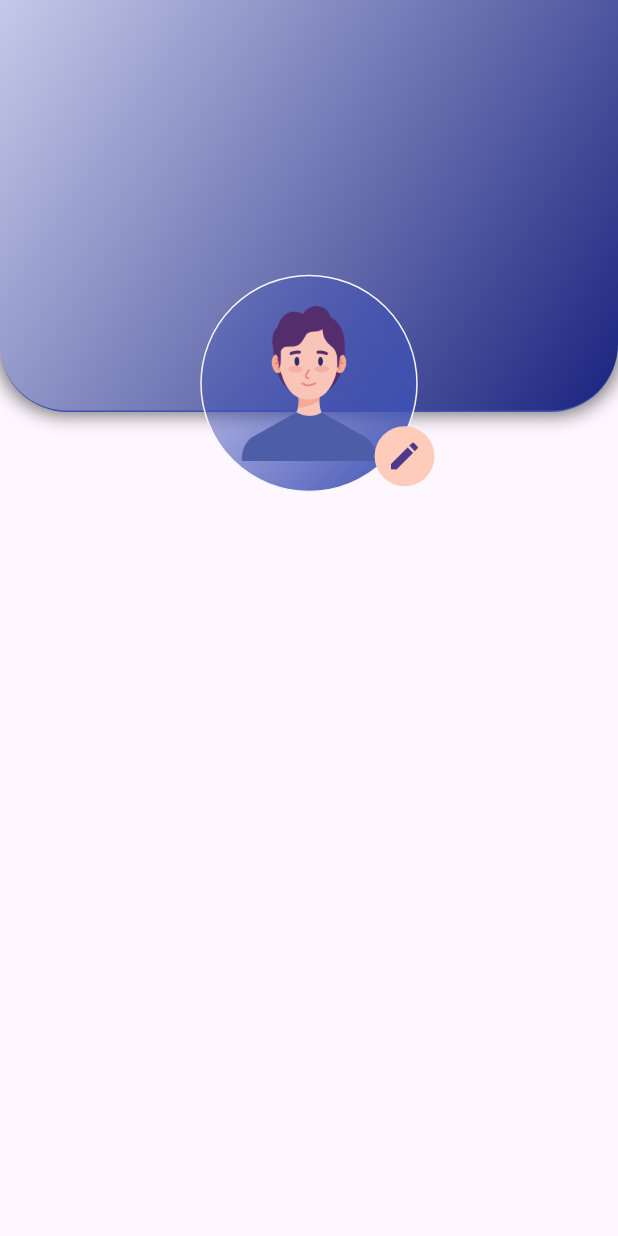
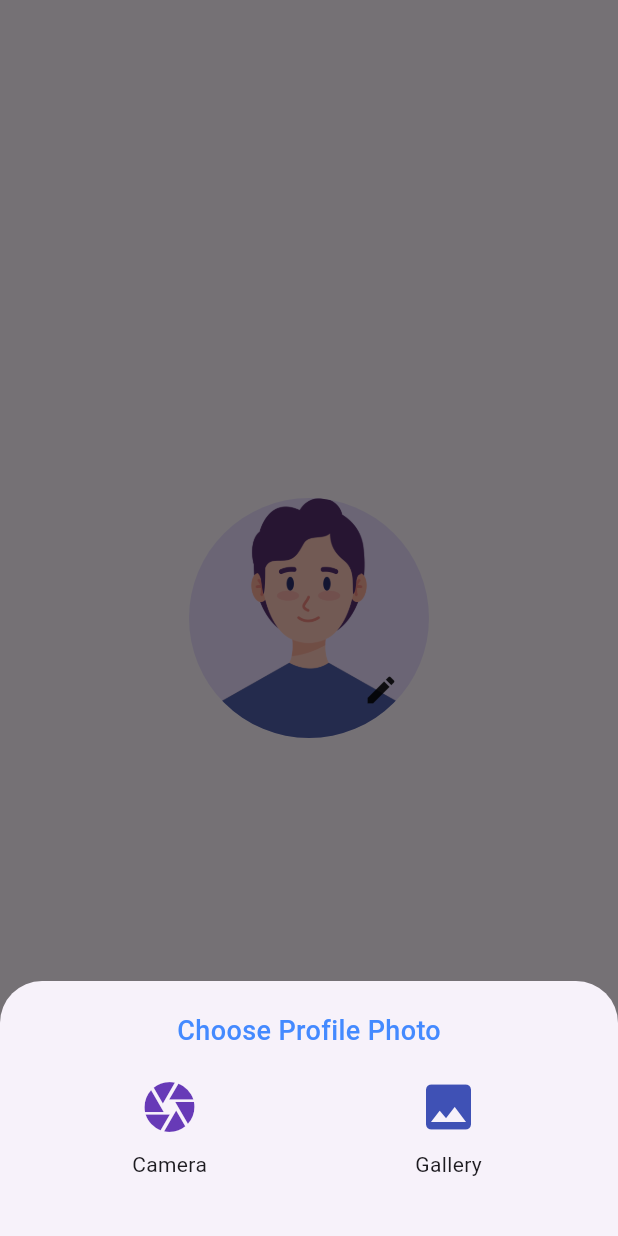
Before and after one commit to Vinesh018/PlusFitness001, a Flutter app: the PersonalDataMainShow screen opened directly, after a tap on the "edit" icon, on a phone screen of 412 x 824 dp. Run offline on Flutter 3.47's test engine with Material 3 defaults, Android fonts, the phone set to English and light mode, and no system bars; our stand-ins replace animated_splash_screen, cloud_firestore, firebase_auth, firebase_core, get, google_sign_in and 6 more; missing offline and left inert: dart:ffi, gradient_icon; accounts and stored records are empty; project files that could hold a hidden picture were left out.

```diff
--- a/lib/Bhautik/Myprofilesubpages/personaldata.dart
+++ b/lib/Bhautik/Myprofilesubpages/personaldata.dart
@@ -1,7 +1,9 @@
+import 'dart:ffi';
 import 'dart:io';
 import 'dart:ui';
 import 'package:flutter/cupertino.dart';
 import 'package:flutter/material.dart';
+import 'package:flutter/rendering.dart';
 import 'package:flutter/widgets.dart';
 import 'package:get/get.dart';
 import 'package:get/get_core/src/get_main.dart';
@@ -12,14 +14,17 @@ import 'package:image_picker/image_picker.dart';
 double screenWidth = 0;
 double screenHeight = 0;
 
+
 class PersonalDataMainShow extends StatelessWidget {
   @override
   Widget build(BuildContext context) {
     return Scaffold(
-      body: GradientContainerandimage(),
+      body: Center(child: GradientContainerandimage()),
     );
   }
 }
+
+
 
 class GradientContainerandimage extends StatefulWidget {
   @override
@@ -28,79 +33,114 @@ class GradientContainerandimage extends StatefulWidget {
 }
 
 class _GradientContainerandimageState extends State<GradientContainerandimage> {
+
+
+  PickedFile? _imageFile;
+
+  final ImagePicker picker = ImagePicker();
+
   @override
   Widget build(BuildContext context) {
+
+
+    void takephoto() async {
+      final pickedfile = await picker.pickImage(source: ImageSource.camera);
+
+      setState(() {
+        _imageFile = pickedfile as PickedFile?;
+      });
+    }
+
+    void takephotofrmgallery() async {
+      final pickedfile = await picker.pickImage(source: ImageSource.gallery);
+
+      setState(() {
+        _imageFile = pickedfile as PickedFile?;
+      });
+    }
+
+    Widget bottomSheet() {
+      return Container(
+          height: 130,
+          width: MediaQuery.of(context).size.width,
+          margin: EdgeInsets.symmetric(
+            horizontal: 20,
+            vertical: 20,
+          ),
+          child: Column(
+            children: [
+              Text("Choose Profile Photo",
+                  style: TextStyle(
+                      fontFamily: "FontMain",
+                      fontSize: 18,
+                      color: Colors.blueAccent)),
+              Padding(
+                padding: const EdgeInsets.only(top: 10),
+                child: Row(
+                  mainAxisAlignment: MainAxisAlignment.spaceAround,
+                  children: [
+                    Column(
+                      children: [
+                        IconButton(
+                          onPressed: () {
+                            takephoto();
+                          },
+                          icon: Icon(
+                            Icons.camera,
+                            size: 40,
+                            color: Colors.deepPurple,
+                          ),
+                        ),
+                        Text("Camera")
+                      ],
+                    ),
+                    Column(
+                      children: [
+                        IconButton(
+                            onPressed: () {
+                              takephotofrmgallery();
+                            },
+                            icon: Icon(
+                              Icons.image,
+                              size: 40,
+                              color: Colors.indigo,
+                            )),
+                        Text("Gallery")
+                      ],
+                    )
+                  ],
+                ),
+              )
+            ],
+          ));
+    }
+
+    Widget Imageprofile() {
+      return Stack(
+        children: [
+          CircleAvatar(
+            radius: 80,
+            backgroundImage: AssetImage("assets/images/boy.png"),
+          ),
+          Positioned(
+              bottom: 20,
+              right: 20,
+              child: InkWell(
+                  onTap: () {
+                    showModalBottomSheet(
+                        context: context,
+                        builder: ((builder) => bottomSheet()));
+                  },
+                  child: Icon(Icons.edit)))
+        ],
+      );
+    }
+
     screenWidth = MediaQuery.of(context).size.width;
     double y = MediaQuery.of(context).size.height;
     screenHeight = y;
     print(screenHeight);
     print(screenWidth);
-    return Stack(
-      clipBehavior: Clip.none,
-      alignment: Alignment.bottomCenter,
-      children: [
-        Container(
-          height: screenHeight / 3,
-          decoration: BoxDecoration(
-              boxShadow: [
-                BoxShadow(
-                  color: Colors.black54,
-                  blurRadius: 10,
-                  spreadRadius: 2,
-                ),
-              ],
-              gradient: LinearGradient(
-                  begin: Alignment.topLeft,
-                  end: Alignment.bottomRight,
-                  colors: [
-                    Colors.indigo.shade100,
-                    Colors.indigo.shade900,
-                  ]),
-              border: Border(
-                bottom: BorderSide(color: Colors.indigo.shade500),
-              ),
-              borderRadius: BorderRadius.only(
-                bottomLeft: Radius.circular(45),
-                bottomRight: Radius.circular(45),
-              )),
-        ),
-        Positioned(
-          top: screenHeight / 4.5,
-          child: Container(
-            decoration: BoxDecoration(
-                gradient: LinearGradient(
-                  begin: Alignment.topLeft,
-                  end: Alignment.bottomRight,
-                  colors: [
-                    const Color.fromARGB(46, 63, 81, 181),
-                    Colors.indigo.shade500
-                  ],
-                ),
-                border: Border.all(width: 1, color: Colors.grey.shade100),
-                borderRadius: BorderRadius.circular(100)),
-            child: Padding(
-              padding: const EdgeInsets.only(
-                  top: 20, left: 20, right: 20, bottom: 20),
-              child: Image.asset(
-                'assets/images/boy.png',
-                height: screenHeight / 8,
-                width: screenHeight / 8,
-              ),
-            ),
-          ),
-        ),
-        Positioned(
-            left: screenWidth / 1.65,
-            top: screenHeight / 2.9,
-            child: CircleAvatar(
-                backgroundColor: Colors.deepOrange.shade100,
-                child: IconButton(
-                    onPressed: () {
-                      print("hjhdfa");
-                    },
-                    icon: Icon(Icons.edit))
-            ))
-      ],
-    );
+    return Imageprofile();
   }
 }
--- a/lib/Vinesh/footer.dart
+++ b/lib/Vinesh/footer.dart
@@ -66,6 +66,7 @@ class _footerState extends State<footer> {
                             IconButton(
                                 onPressed: () {
                                  Get.off(exercisePage());
+
                                 },
                                 icon: Image(
                                   image: AssetImage("assets/images/tab_2.png"),
--- a/lib/main.dart
+++ b/lib/main.dart
@@ -31,9 +31,9 @@ Future<void> main() async {
     GetMaterialApp(
       debugShowCheckedModeBanner: false,
       title: 'Flutter Tutorial',
-      home: TutorialHome(),
+      // home: TutorialHome(),
       //  home: PersonalDataMainShow(),
-      // home: SplashScreen(),
+      home: SplashScreen(),
       //home: MainSignUpPage(),
       // home:UserProfileMainRun()
     ),
```
